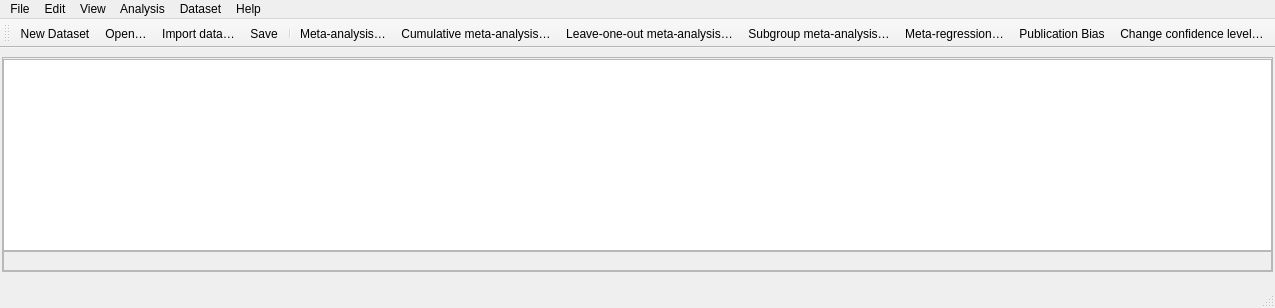
The window that src/rc_metastudio/forms/main_window.ui (AliSalman-et-al/rc-metastudio) describes before a commit, drawn with Qt 5.
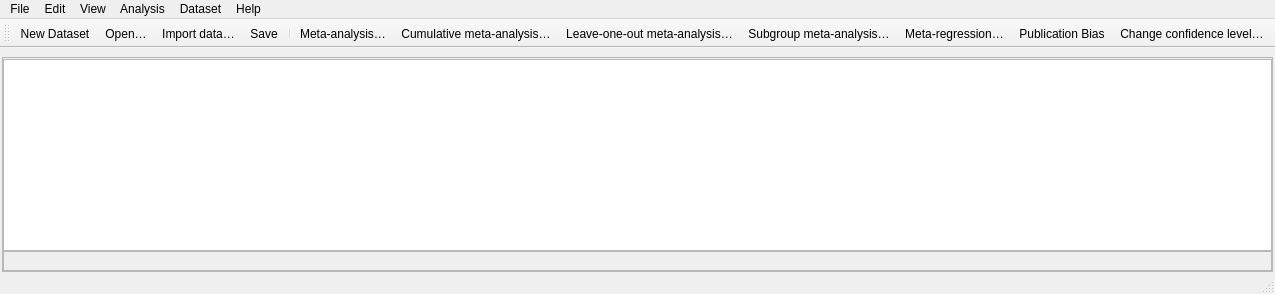
The same window after the commit. Icons and pictures are not drawn.

What changed in the file:
```diff
--- a/src/rc_metastudio/forms/main_window.ui
+++ b/src/rc_metastudio/forms/main_window.ui
@@ -125,13 +125,6 @@
       </layout>
      </widget>
     </item>
-    <item>
-     <widget class="QLabel" name="dataset_file_lbl">
-      <property name="text">
-       <string />
-      </property>
-     </widget>
-    </item>
    </layout>
   </widget>
   <widget class="QMenuBar" name="menu_bar">
```
Left out of the diff: 2 changed lines with no effect on the pictures.
